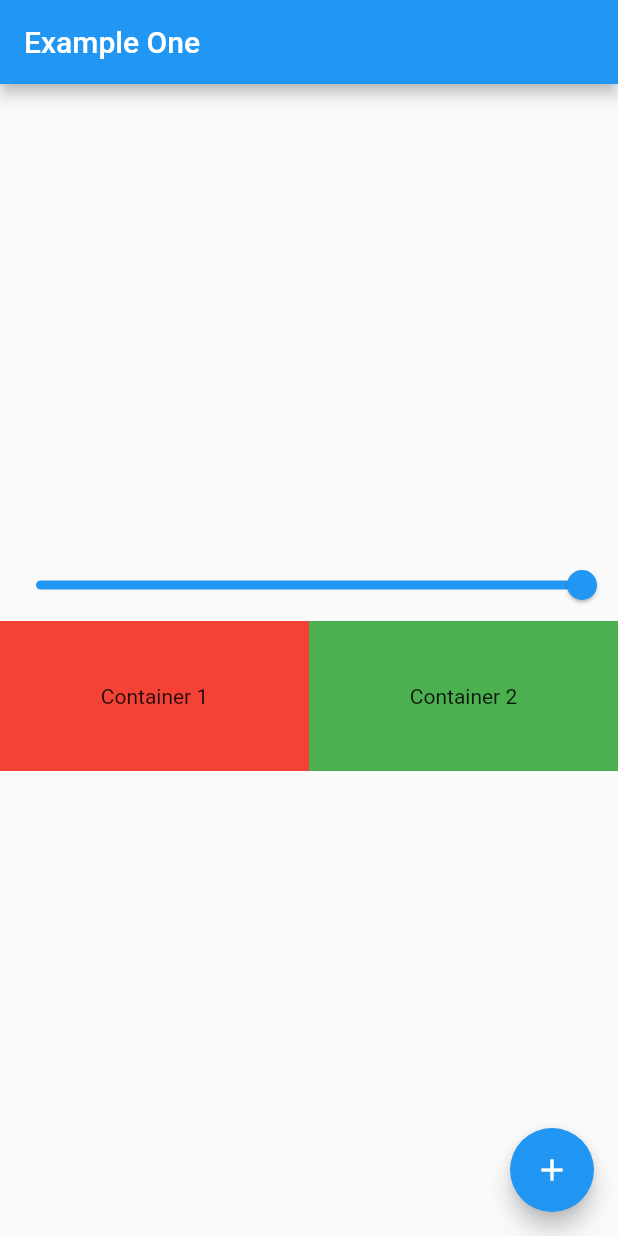
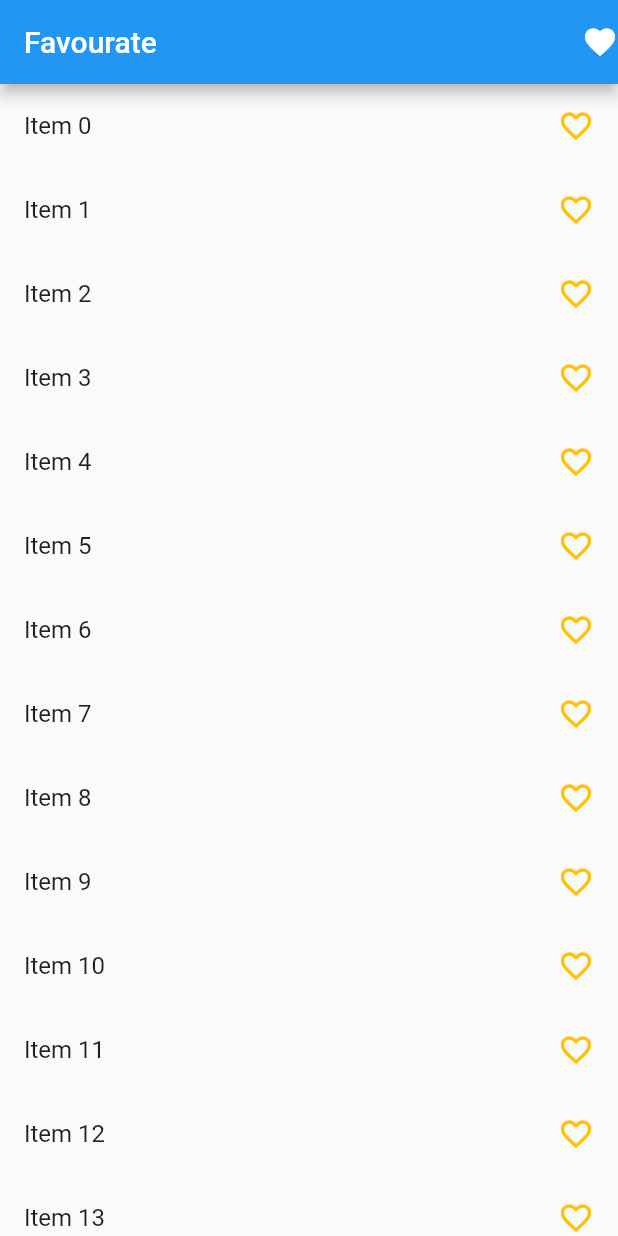
Before and after one commit to jamiul-haque/Flutter_provider, a Flutter app: the screen it shows after launch, on a phone screen of 412 x 824 dp. Run offline on Flutter 3.47's test engine with Material 2 defaults, Android fonts, the phone set to English and light mode, and no system bars.

Commit message:
favourate

```diff
--- a/lib/main.dart
+++ b/lib/main.dart
@@ -2,8 +2,9 @@ import 'package:flutter/material.dart';
 import 'package:provider/provider.dart';
 import 'package:providerr/provider/count_provider.dart';
 import 'package:providerr/provider/example_one_provider.dart';
+import 'package:providerr/provider/favourate_provider.dart';
 import 'package:providerr/screens/examples/example_one.dart';
-
+import 'package:providerr/screens/favourate/favourate_screen.dart';
 
 void main() {
   runApp(const MyApp());
@@ -19,15 +20,14 @@ class MyApp extends StatelessWidget {
         providers: [
           ChangeNotifierProvider(create: (_) => CountProvider()),
           ChangeNotifierProvider(create: (_) => ExampleOneProvider()),
-
+          ChangeNotifierProvider(create: (_) => FavourateItlemProvider()),
         ],
         child: MaterialApp(
           title: 'Flutter Demo',
           theme: ThemeData(
             primarySwatch: Colors.blue,
           ),
-          home:const  ExampleOneScreen(),
-        )
-    );
+          home: const FavourateScreen(),
+        ));
   }
 }
--- /dev/null
+++ b/lib/provider/favourate_provider.dart
@@ -0,0 +1,16 @@
+import 'package:flutter/material.dart';
+
+class FavourateItlemProvider with ChangeNotifier {
+  final List<int> _selectedItem = [];
+
+  List<int> get selectedItem => _selectedItem;
+  void addItem(int value) {
+    _selectedItem.add(value);
+    notifyListeners();
+  }
+
+  void removeItem(int value) {
+    _selectedItem.remove(value);
+    notifyListeners();
+  }
+}
--- /dev/null
+++ b/lib/screens/favourate/favourate_screen.dart
@@ -0,0 +1,66 @@
+import 'package:flutter/material.dart';
+import 'package:provider/provider.dart';
+import 'package:providerr/provider/favourate_provider.dart';
+
+import 'my_favourate.dart';
+
+class FavourateScreen extends StatefulWidget {
+  const FavourateScreen({Key? key}) : super(key: key);
+
+  @override
+  State<FavourateScreen> createState() => _FavourateScreen();
+}
+
+class _FavourateScreen extends State<FavourateScreen> {
+  List<int> selectedItem = [];
+  @override
+  Widget build(BuildContext context) {
+    // final favouriteProvider = Provider.of<FavourateItlemProvider>(context);
+    print('build');
+    return Scaffold(
+      appBar: AppBar(
+        title: const Text('Favourate'),
+        actions: [
+          InkWell(
+            onTap: () {
+              Navigator.push(context,
+                  MaterialPageRoute(builder: (context) =>const MyFavourate()));
+            },
+            child:const Icon(Icons.favorite),
+          )
+        ],
+      ),
+      body: Column(
+        children: [
+          Expanded(
+            child: ListView.builder(
+              itemCount: 20,
+              itemBuilder: (context, index) {
+                return Consumer<FavourateItlemProvider>(
+                  builder: (context, value, child) {
+                    return ListTile(
+                      onTap: () {
+                        if (value.selectedItem.contains(index)) {
+                          value.removeItem(index);
+                        } else {
+                          value.addItem(index);
+                        }
+                      },
+                      title: Text('Item $index'),
+                      trailing: Icon(
+                        value.selectedItem.contains(index)
+                            ? Icons.favorite
+                            : Icons.favorite_border_outlined,
+                        color: Colors.amber,
+                      ),
+                    );
+                  },
+                );
+              },
+            ),
+          )
+        ],
+      ),
+    );
+  }
+}
```
Also changed, not shown: lib/screens/favourate/my_favourate.dart (added, +63 -0 lines).
